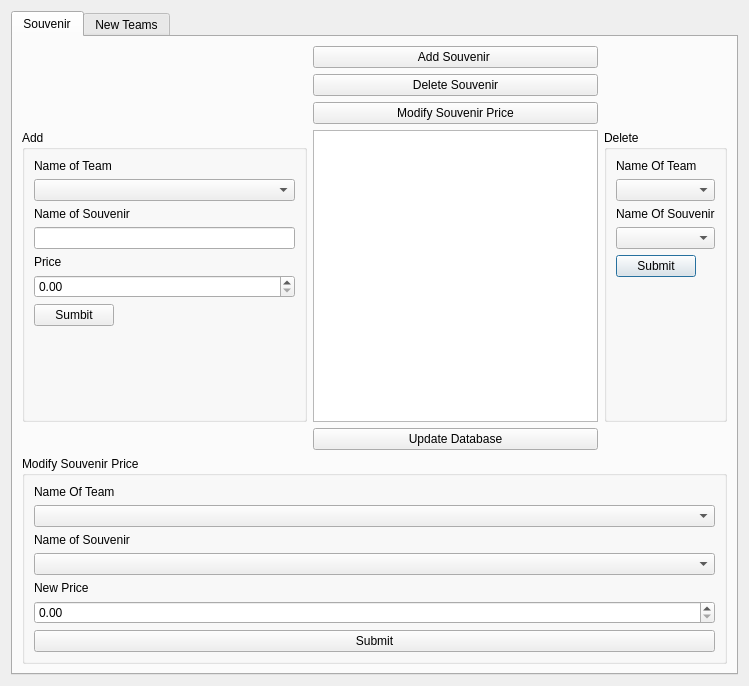
brianclinkenbeard/football, file src/adminwindow.ui: the form before one commit.
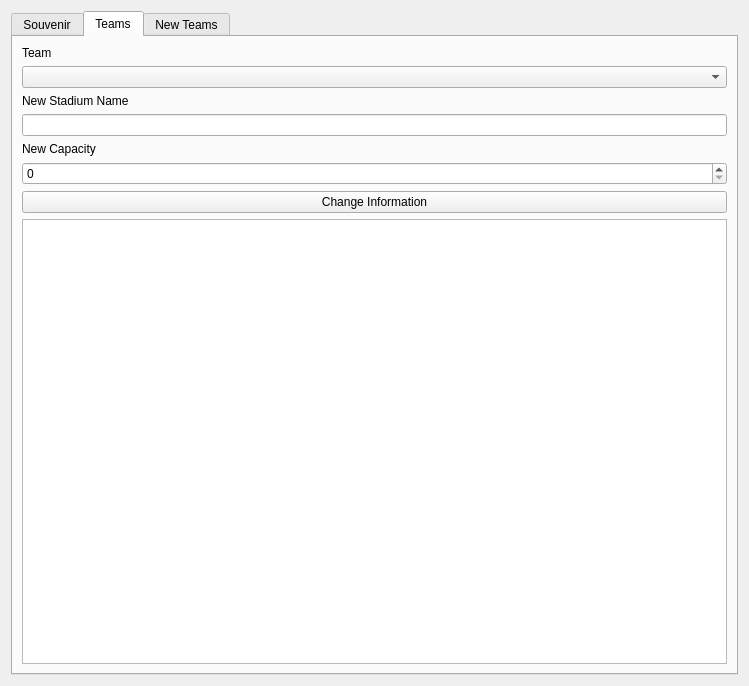
The form after the commit. The open tabs and pages were chosen to show the change.

The edit to the form file:
```diff
--- a/src/adminwindow.ui
+++ b/src/adminwindow.ui
@@ -203,6 +203,57 @@
        </item>
       </layout>
      </widget>
+     <widget class="QWidget" name="tab_3">
+      <attribute name="title">
+       <string>Teams</string>
+      </attribute>
+      <layout class="QGridLayout" name="gridLayout_4">
+       <item row="4" column="0">
+        <widget class="QLabel" name="label_11">
+         <property name="text">
+          <string>New Capacity</string>
+         </property>
+        </widget>
+       </item>
+       <item row="5" column="0">
+        <widget class="QSpinBox" name="newCapacityBox">
+         <property name="maximum">
+          <number>999999</number>
+         </property>
+        </widget>
+       </item>
+       <item row="2" column="0">
+        <widget class="QLabel" name="label_10">
+         <property name="text">
+          <string>New Stadium Name</string>
+         </property>
+        </widget>
+       </item>
+       <item row="3" column="0">
+        <widget class="QLineEdit" name="newStadiumName"/>
+       </item>
+       <item row="1" column="0">
+        <widget class="QComboBox" name="teamNameComboBox"/>
+       </item>
+       <item row="0" column="0">
+        <widget class="QLabel" name="label_9">
+         <property name="text">
+          <string>Team</string>
+         </property>
+        </widget>
+       </item>
+       <item row="7" column="0">
+        <widget class="QTableView" name="editTeamsView"/>
+       </item>
+       <item row="6" column="0">
+        <widget class="QPushButton" name="changeTeamInfoButton">
+         <property name="text">
+          <string>Change Information</string>
+         </property>
+        </widget>
+       </item>
+      </layout>
+     </widget>
      <widget class="QWidget" name="tab_2">
       <attribute name="title">
        <string>New Teams</string>
```
